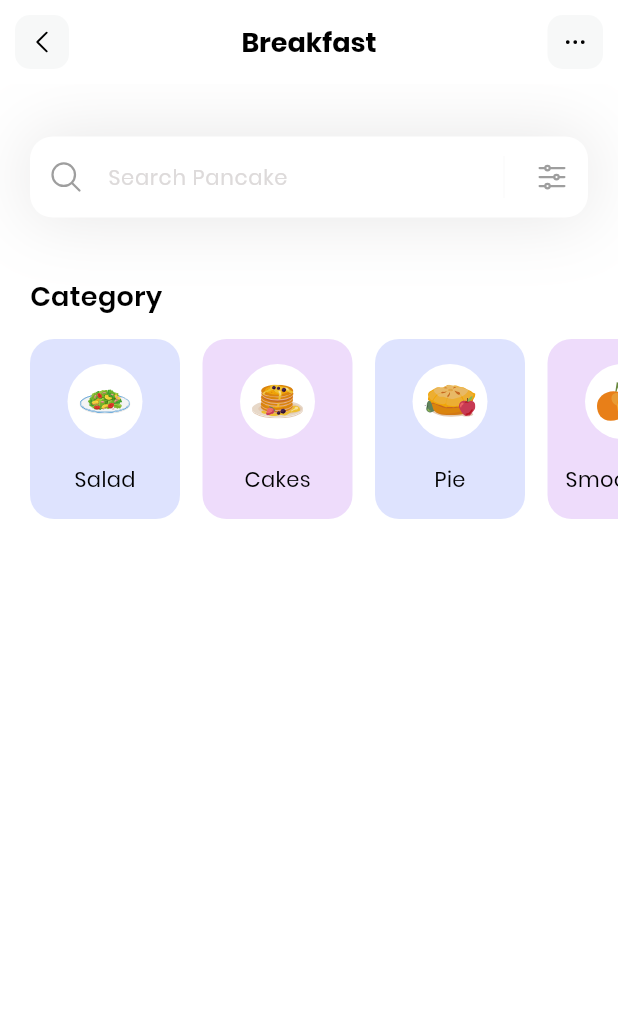
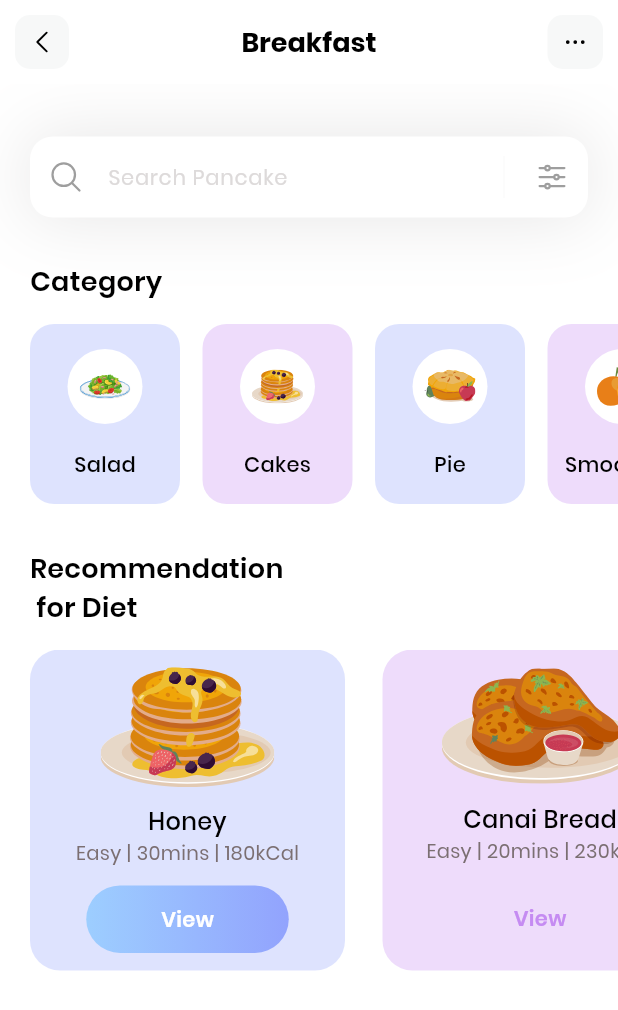
Before and after one commit to shonazarovdev/flutter_app, a Flutter app: the screen it shows after launch, on a phone screen of 412 x 824 dp. Shown: the top 1010 px of the screen. Run offline on Flutter 3.47's test engine with Material 3 defaults, Android fonts, the phone set to English and light mode, and no system bars; our stand-ins replace flutter_svg.

Commit message:
implement diet recommendation

```diff
--- /dev/null
+++ b/lib/models/diet_model.dart
@@ -0,0 +1,51 @@
+import 'package:flutter/material.dart';
+
+class DietModel {
+  String name;
+  String iconPath;
+  String level;
+  String duration;
+  String calorie;
+  Color boxColor;
+  bool viewIsSelected;
+
+  DietModel({
+    required this.name,
+    required this.iconPath,
+    required this.level,
+    required this.duration,
+    required this.calorie,
+    required this.boxColor,
+    required this.viewIsSelected,
+  });
+
+  static List<DietModel> getDiets() {
+    List<DietModel> diets = [];
+
+    diets.add(
+      DietModel(
+        name: 'Honey',
+        iconPath: 'assets/icons/Honey-pancakes.svg',
+        level: 'Easy',
+        duration: '30mins',
+        calorie: '180kCal',
+        boxColor: Color(0xff92A3FD),
+        viewIsSelected: true,
+      ),
+    );
+
+    diets.add(
+      DietModel(
+        name: 'Canai Bread',
+        iconPath: 'assets/icons/Canai-bread.svg',
+        level: 'Easy',
+        duration: '20mins',
+        calorie: '230kCal',
+        boxColor: Color(0xffC58BF2),
+        viewIsSelected: false,
+      ),
+    );
+
+    return diets;
+  }
+}
--- a/lib/pages/home.dart
+++ b/lib/pages/home.dart
@@ -1,37 +1,33 @@
 import 'package:flutter/material.dart';
 import 'package:flutter_svg/flutter_svg.dart';
+import 'package:my_app/models/diet_model.dart';
 
 import '../models/category_model.dart';
 
-class HomePage extends StatefulWidget {
-  HomePage({super.key});
-
-  @override
-  State<HomePage> createState() => _HomePageState();
-}
-
 class _HomePageState extends State<HomePage> {
   List<CategoryModel> categories = [];
+  List<DietModel> diets = [];
 
-  void _getCategories() {
+  void _getInitialInfo() {
     categories = CategoryModel.getCategories();
-  }
-
-  @override
-  void initState() {
-    super.initState();
-    _getCategories();
+    diets = DietModel.getDiets();
   }
 
   @override
   Widget build(BuildContext context) {
-    _getCategories();
+    _getInitialInfo();
     return Scaffold(
       appBar: appBar(),
       backgroundColor: Colors.white,
       body: Column(
         crossAxisAlignment: CrossAxisAlignment.start,
-        children: [_searchField(), SizedBox(height: 40), _categoriesSection()],
+        children: [
+          _searchField(),
+          SizedBox(height: 30),
+          _categoriesSection(),
+          SizedBox(height: 30),
+          _dietSection(),
+        ],
       ),
     );
   }
@@ -188,7 +184,7 @@ class _HomePageState extends State<HomePage> {
                       categories[index].name,
                       style: TextStyle(
                         fontSize: 14,
-                        fontWeight: FontWeight.w400,
+                        fontWeight: FontWeight.w500,
                         color: Colors.black,
                       ),
                     ),
@@ -201,4 +197,105 @@ class _HomePageState extends State<HomePage> {
       ],
     );
   }
+
+  Column _dietSection() {
+    return Column(
+      crossAxisAlignment: CrossAxisAlignment.start,
+      children: [
+        Padding(
+          padding: const EdgeInsets.only(left: 20),
+          child: Text(
+            'Recommendation\n for Diet',
+            style: TextStyle(
+              color: Colors.black,
+              fontSize: 18,
+              fontWeight: FontWeight.w600,
+            ),
+          ),
+        ),
+        SizedBox(height: 15),
+        Container(
+          height: 214,
+          child: ListView.separated(
+            itemBuilder: (context, index) {
+              return Container(
+                width: 210,
+                decoration: BoxDecoration(
+                  color: diets[index].boxColor.withValues(alpha: 0.3),
+                  borderRadius: BorderRadius.circular(20),
+                ),
+                child: Column(
+                  mainAxisAlignment: MainAxisAlignment.spaceEvenly,
+                  children: [
+                    SvgPicture.asset(diets[index].iconPath),
+                    Column(
+                      children: [
+                        Text(
+                          diets[index].name,
+                          style: TextStyle(
+                            fontSize: 16,
+                            fontWeight: FontWeight.w500,
+                            color: Colors.black,
+                          ),
+                        ),
+                        Text(
+                          '${diets[index].level} | ${diets[index].duration} | ${diets[index].calorie}',
+                          style: TextStyle(
+                            fontSize: 13,
+                            fontWeight: FontWeight.w400,
+                            color: Color(0xff7B6F72),
+                          ),
+                        ),
+                      ],
+                    ),
+                    Container(
+                      height: 45,
+                      width: 135,
+                      decoration: BoxDecoration(
+                        gradient: LinearGradient(
+                          colors: [
+                            diets[index].viewIsSelected
+                                ? Color(0xff9DCEFF)
+                                : Colors.transparent,
+                            diets[index].viewIsSelected
+                                ? Color(0xff92A3FD)
+                                : Colors.transparent,
+                          ],
+                        ),
+                        borderRadius: BorderRadius.circular(50),
+                      ),
+                      child: Center(
+                        child: Text(
+                          'View',
+                          style: TextStyle(
+                            fontSize: 14,
+                            fontWeight: FontWeight.w600,
+                            color:
+                                diets[index].viewIsSelected
+                                    ? Colors.white
+                                    : Color(0xffC58BF2),
+                          ),
+                        ),
+                      ),
+                    ),
+                  ],
+                ),
+              );
+            },
+            separatorBuilder: (context, index) => SizedBox(width: 25),
+            itemCount: diets.length,
+            scrollDirection: Axis.horizontal,
+            padding: EdgeInsets.only(left: 20, right: 20),
+          ),
+        ),
+      ],
+    );
+  }
 }
+
+class HomePage extends StatefulWidget {
+  const HomePage({super.key});
+
+  @override
+  State<HomePage> createState() => _HomePageState();
+}
```
Also changed, not shown: assets/icons/Canai-bread.svg (added), assets/icons/Honey-pancakes.svg (added).
